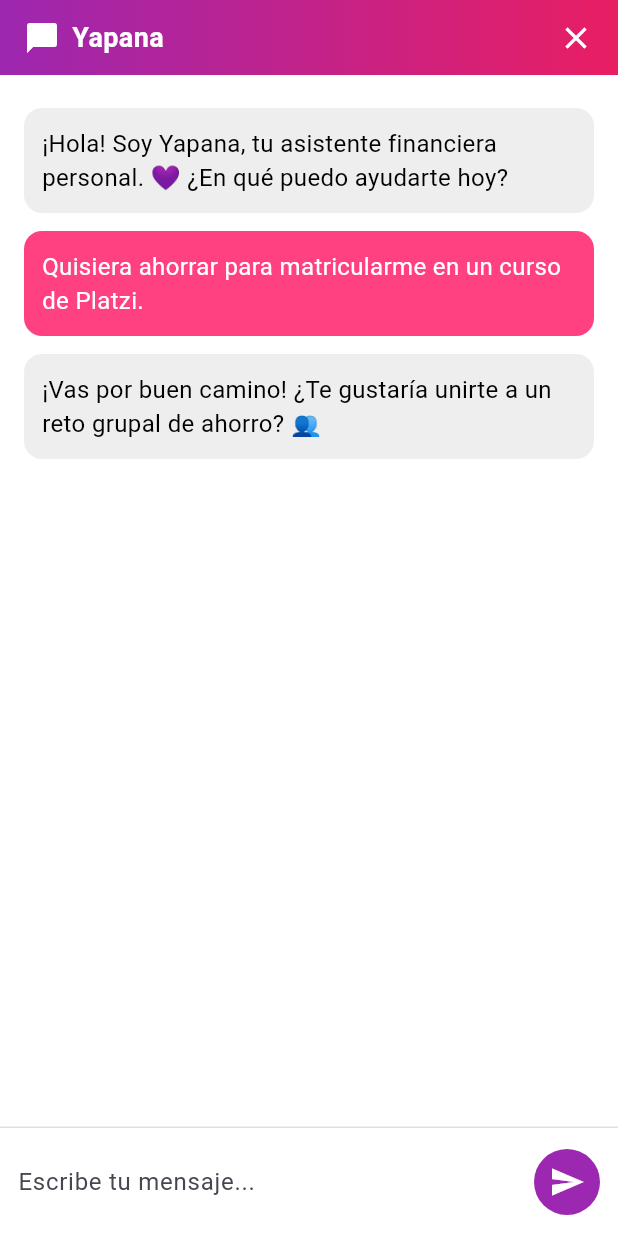
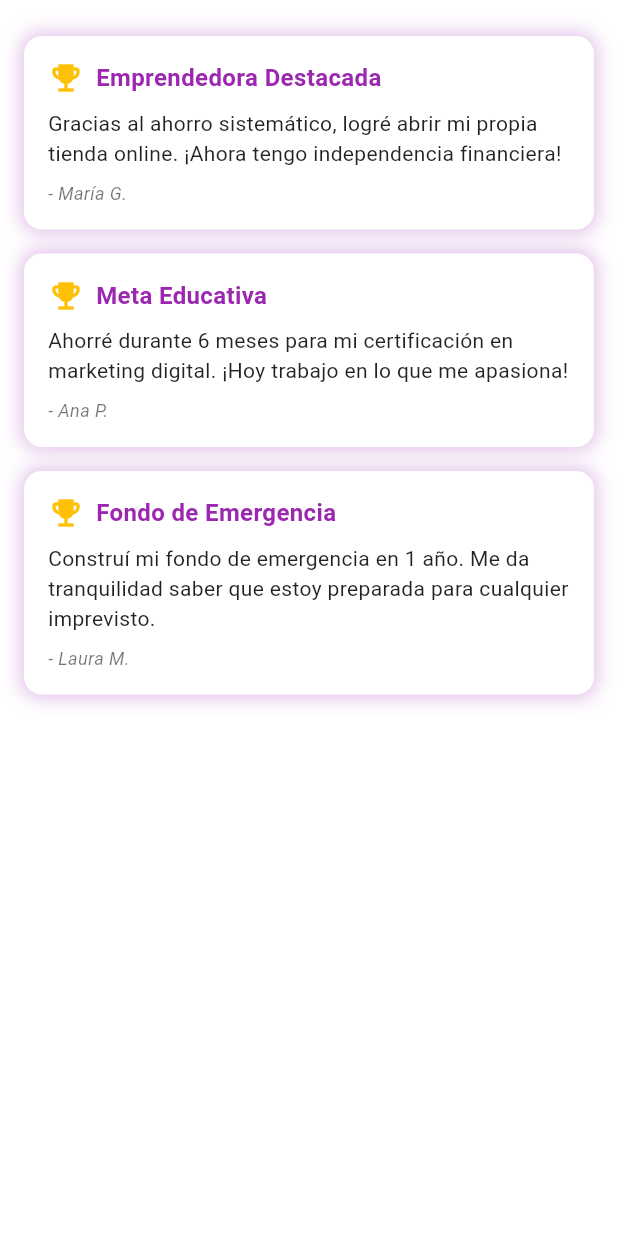
Before and after one commit to HackathonBCP/bcp_frontend, a Flutter app: the screen it shows after launch, on a phone screen of 412 x 824 dp. Run offline on Flutter 3.47's test engine with Material 3 defaults, Android fonts, the phone set to English and light mode, and no system bars; our stand-ins replace lucide_icons.

Commit message:
feat: Add comments screen

```diff
--- a/lib/main.dart
+++ b/lib/main.dart
@@ -1,6 +1,7 @@
 import 'package:bcp_frontend/src/automate_save/presentation/screens/automate_save_settings_screen.dart';
 import 'package:bcp_frontend/src/automate_save/presentation/screens/automate_save_view_screen.dart';
 import 'package:bcp_frontend/src/chat/presentation/screens/chat_screen.dart';
+import 'package:bcp_frontend/src/chat/presentation/screens/comments_screen.dart';
 import 'package:bcp_frontend/src/home/presentation/screens/finance_section.dart';
 import 'package:flutter/material.dart';
 
@@ -13,8 +14,8 @@ class MainApp extends StatelessWidget {
 
   @override
   Widget build(BuildContext context) {
-    return const MaterialApp(
-      home: ChatScreen(),
+    return MaterialApp(
+      home: CommentsScreen(),
     );
   }
 }
--- /dev/null
+++ b/lib/src/chat/presentation/screens/comments_screen.dart
@@ -0,0 +1,99 @@
+import 'package:flutter/material.dart';
+
+class CommentsScreen extends StatelessWidget {
+  final List<Map<String, String>> comments = [
+    {
+      "title": "Emprendedora Destacada",
+      "content":
+          "Gracias al ahorro sistemático, logré abrir mi propia tienda online. ¡Ahora tengo independencia financiera!",
+      "author": "María G.",
+    },
+    {
+      "title": "Meta Educativa",
+      "content":
+          "Ahorré durante 6 meses para mi certificación en marketing digital. ¡Hoy trabajo en lo que me apasiona!",
+      "author": "Ana P.",
+    },
+    {
+      "title": "Fondo de Emergencia",
+      "content":
+          "Construí mi fondo de emergencia en 1 año. Me da tranquilidad saber que estoy preparada para cualquier imprevisto.",
+      "author": "Laura M.",
+    },
+  ];
+
+  CommentsScreen({super.key});
+
+  @override
+  Widget build(BuildContext context) {
+    return Scaffold(
+      backgroundColor: Colors.white,
+      body: Padding(
+        padding: const EdgeInsets.all(16),
+        child: Column(
+          children: [
+            Expanded(
+              child: ListView.builder(
+                itemCount: comments.length,
+                itemBuilder: (context, index) {
+                  return _buildCommentCard(comments[index]);
+                },
+              ),
+            ),
+          ],
+        ),
+      ),
+    );
+  }
+
+  Widget _buildCommentCard(Map<String, String> comment) {
+    return Container(
+      margin: const EdgeInsets.symmetric(vertical: 8),
+      padding: const EdgeInsets.all(16),
+      decoration: BoxDecoration(
+        color: Colors.white,
+        borderRadius: BorderRadius.circular(12),
+        boxShadow: [
+          BoxShadow(
+            color: Colors.purple.shade100,
+            blurRadius: 10,
+            spreadRadius: 2,
+          ),
+        ],
+      ),
+      child: Column(
+        crossAxisAlignment: CrossAxisAlignment.start,
+        children: [
+          Row(
+            children: [
+              const Icon(Icons.emoji_events, color: Colors.amber),
+              const SizedBox(width: 8),
+              Text(
+                comment["title"]!,
+                style: const TextStyle(
+                  fontSize: 16,
+                  fontWeight: FontWeight.bold,
+                  color: Colors.purple,
+                ),
+              ),
+            ],
+          ),
+          const SizedBox(height: 8),
+          Text(
+            comment["content"]!,
+            style: const TextStyle(fontSize: 14, color: Colors.black87),
+          ),
+          const SizedBox(height: 8),
+          Text(
+            "- ${comment["author"]!}",
+            style: const TextStyle(
+              fontSize: 12,
+              fontStyle: FontStyle.italic,
+              color: Colors.black54,
+            ),
+          ),
+        ],
+      ),
+    );
+  }
+}
```
